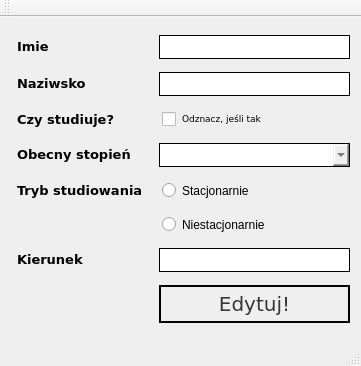
Qt form Katalog_JIPP_Project/EditStudent_Form.ui (xpawelek/AcademicRecordsManager) before a commit.
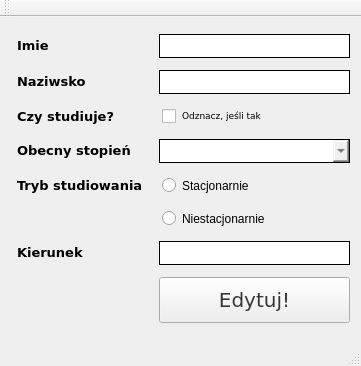
The same form after that commit.

Patch:
```diff
--- a/Katalog_JIPP_Project/EditStudent_Form.ui
+++ b/Katalog_JIPP_Project/EditStudent_Form.ui
@@ -244,7 +244,7 @@
        </font>
       </property>
       <property name="styleSheet">
-       <string notr="true">padding: 5; color: #353935; border: 2px solid</string>
+       <string notr="true">padding-top:10;  padding-bottom :10; color: #353935; </string>
       </property>
       <property name="text">
        <string>Edytuj!</string>
```
